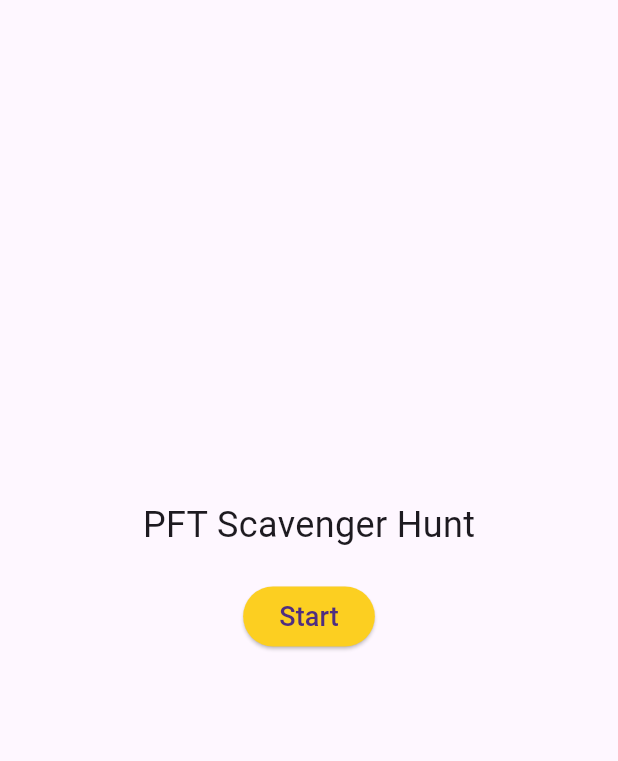
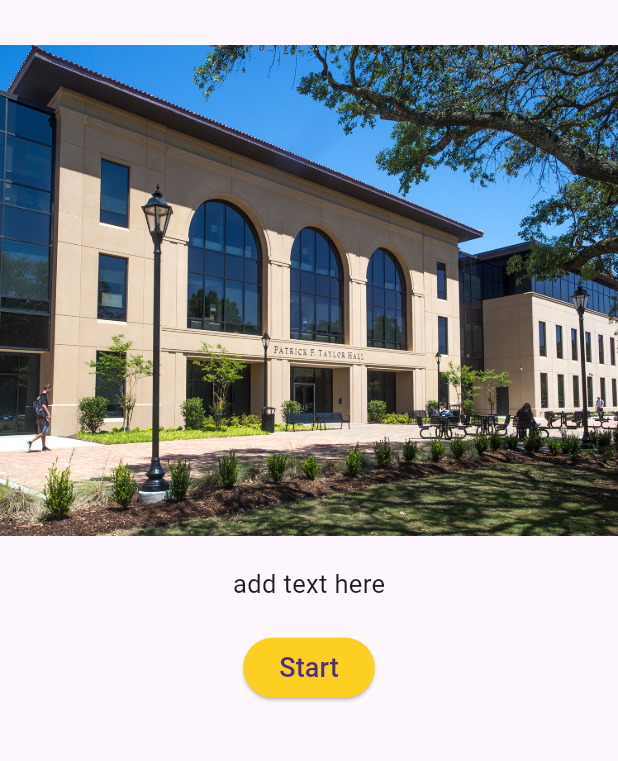
Before and after one commit to gnamlsu/flutter_application_16, a Flutter app: the EndScreen screen opened by its route, after a tap on "Play Again", on a phone screen of 412 x 824 dp, the part 84-845 px from its top. Run offline on Flutter 3.47's test engine with Material 3 defaults, Android fonts, the phone set to English and light mode, and no system bars; our stand-ins replace google_fonts.

Commit message:
Changed start screen

```diff
--- a/lib/main.dart
+++ b/lib/main.dart
@@ -38,9 +38,12 @@ class HomeScreen extends StatelessWidget {
       ),
       body: Center(
         child: Column(
-          mainAxisAlignment: MainAxisAlignment.center,
+          mainAxisAlignment: MainAxisAlignment.start,
           children: [
-            Text("PFT Scavenger Hunt", style: TextStyle(fontSize: 24)),
+            SizedBox(height: 30),
+            Image.asset('lib/assets/pft.png', scale: 3.5),
+            SizedBox(height: 20),
+            Text("add text here", style: TextStyle(fontSize: 17)),
             SizedBox(height: 20),
             ElevatedButton(
               onPressed: () {
@@ -224,6 +227,8 @@ class EndScreen extends StatelessWidget {
           children: [
             Text("PFT Scavenger Hunt", style: TextStyle(fontSize: 24)),
             SizedBox(height: 20),
+            Text("add text here", style: TextStyle(fontSize: 17)),
+            SizedBox(height: 20),
             ElevatedButton(
               onPressed: () {
                 Navigator.pushReplacementNamed(context, "/");
--- a/pubspec.yaml
+++ b/pubspec.yaml
@@ -62,6 +62,8 @@ flutter:
   # assets:
   #   - images/a_dot_burr.jpeg
   #   - images/a_dot_ham.jpeg
+  assets:
+    - lib/assets/pft.png
 
   # An image asset can refer to one or more resolution-specific "variants", see
   # https://flutter.dev/to/resolution-aware-images
```
Also changed, not shown: lib/assets/pft.png (added).
